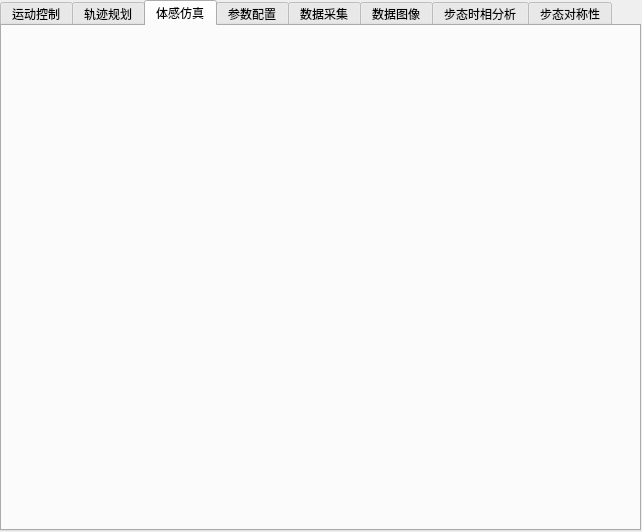
This is BalanceTrainer/BalanceTrainer1/mainwindow.ui in yuanfuaccount/BalanceTrainer as Qt 5 draws it before an edit. The edited form follows.
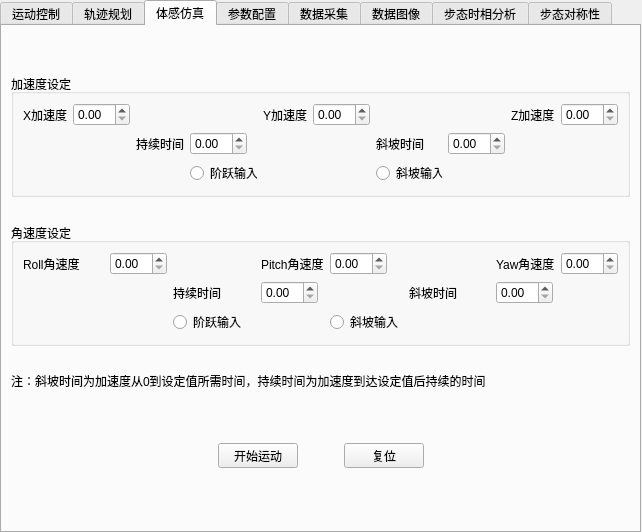
This is the edited form. The open tabs and pages were chosen to show the change.

Diff of the .ui file:
```diff
--- a/BalanceTrainer/BalanceTrainer1/mainwindow.ui
+++ b/BalanceTrainer/BalanceTrainer1/mainwindow.ui
@@ -20,7 +20,7 @@
       <x>0</x>
       <y>0</y>
       <width>641</width>
-      <height>531</height>
+      <height>533</height>
      </rect>
     </property>
     <property name="minimumSize">
@@ -720,6 +720,454 @@
      <attribute name="title">
       <string>体感仿真</string>
      </attribute>
+     <layout class="QVBoxLayout" name="verticalLayout_2">
+      <item>
+       <spacer name="verticalSpacer_5">
+        <property name="orientation">
+         <enum>Qt::Vertical</enum>
+        </property>
+        <property name="sizeHint" stdset="0">
+         <size>
+          <width>20</width>
+          <height>40</height>
+         </size>
+        </property>
+       </spacer>
+      </item>
+      <item>
+       <widget class="QGroupBox" name="groupBox">
+        <property name="sizePolicy">
+         <sizepolicy hsizetype="Preferred" vsizetype="Fixed">
+          <horstretch>0</horstretch>
+          <verstretch>0</verstretch>
+         </sizepolicy>
+        </property>
+        <property name="title">
+         <string>加速度设定</string>
+        </property>
+        <layout class="QGridLayout" name="gridLayout_5">
+         <item row="0" column="11">
+          <widget class="QLabel" name="label_16">
+           <property name="text">
+            <string>Z加速度</string>
+           </property>
+          </widget>
+         </item>
+         <item row="0" column="6">
+          <widget class="QDoubleSpinBox" name="sbAccY">
+           <property name="sizePolicy">
+            <sizepolicy hsizetype="Fixed" vsizetype="Fixed">
+             <horstretch>0</horstretch>
+             <verstretch>0</verstretch>
+            </sizepolicy>
+           </property>
+          </widget>
+         </item>
+         <item row="0" column="12">
+          <widget class="QDoubleSpinBox" name="sbAccZ">
+           <property name="sizePolicy">
+            <sizepolicy hsizetype="Fixed" vsizetype="Fixed">
+             <horstretch>0</horstretch>
+             <verstretch>0</verstretch>
+            </sizepolicy>
+           </property>
+          </widget>
+         </item>
+         <item row="0" column="2">
+          <widget class="QDoubleSpinBox" name="sbAccX">
+           <property name="sizePolicy">
+            <sizepolicy hsizetype="Fixed" vsizetype="Fixed">
+             <horstretch>0</horstretch>
+             <verstretch>0</verstretch>
+            </sizepolicy>
+           </property>
+          </widget>
+         </item>
+         <item row="4" column="7">
+          <widget class="QRadioButton" name="rbtnAccSlope">
+           <property name="text">
+            <string>斜坡输入</string>
+           </property>
+          </widget>
+         </item>
+         <item row="0" column="5">
+          <widget class="QLabel" name="label_15">
+           <property name="text">
+            <string>Y加速度</string>
+           </property>
+          </widget>
+         </item>
+         <item row="0" column="1">
+          <widget class="QLabel" name="label_14">
+           <property name="text">
+            <string>X加速度</string>
+           </property>
+          </widget>
+         </item>
+         <item row="4" column="4">
+          <widget class="QRadioButton" name="rbtnAccStep">
+           <property name="text">
+            <string>阶跃输入</string>
+           </property>
+          </widget>
+         </item>
+         <item row="1" column="8">
+          <widget class="QDoubleSpinBox" name="sbAccSlopeTime">
+           <property name="sizePolicy">
+            <sizepolicy hsizetype="Fixed" vsizetype="Fixed">
+             <horstretch>0</horstretch>
+             <verstretch>0</verstretch>
+            </sizepolicy>
+           </property>
+          </widget>
+         </item>
+         <item row="1" column="3">
+          <widget class="QLabel" name="label_21">
+           <property name="text">
+            <string>持续时间</string>
+           </property>
+          </widget>
+         </item>
+         <item row="1" column="4">
+          <widget class="QDoubleSpinBox" name="sbAccTime">
+           <property name="sizePolicy">
+            <sizepolicy hsizetype="Fixed" vsizetype="Fixed">
+             <horstretch>0</horstretch>
+             <verstretch>0</verstretch>
+            </sizepolicy>
+           </property>
+          </widget>
+         </item>
+         <item row="1" column="7">
+          <widget class="QLabel" name="label_22">
+           <property name="text">
+            <string>斜坡时间</string>
+           </property>
+          </widget>
+         </item>
+        </layout>
+       </widget>
+      </item>
+      <item>
+       <spacer name="verticalSpacer_6">
+        <property name="orientation">
+         <enum>Qt::Vertical</enum>
+        </property>
+        <property name="sizeType">
+         <enum>QSizePolicy::Fixed</enum>
+        </property>
+        <property name="sizeHint" stdset="0">
+         <size>
+          <width>20</width>
+          <height>20</height>
+         </size>
+        </property>
+       </spacer>
+      </item>
+      <item>
+       <widget class="QGroupBox" name="groupBox_2">
+        <property name="sizePolicy">
+         <sizepolicy hsizetype="Preferred" vsizetype="Fixed">
+          <horstretch>0</horstretch>
+          <verstretch>0</verstretch>
+         </sizepolicy>
+        </property>
+        <property name="title">
+         <string>角速度设定</string>
+        </property>
+        <layout class="QGridLayout" name="gridLayout_4">
+         <item row="0" column="1">
+          <widget class="QDoubleSpinBox" name="sbWX">
+           <property name="sizePolicy">
+            <sizepolicy hsizetype="Fixed" vsizetype="Fixed">
+             <horstretch>0</horstretch>
+             <verstretch>0</verstretch>
+            </sizepolicy>
+           </property>
+          </widget>
+         </item>
+         <item row="0" column="0">
+          <widget class="QLabel" name="label_18">
+           <property name="text">
+            <string>Roll角速度</string>
+           </property>
+          </widget>
+         </item>
+         <item row="2" column="5">
+          <widget class="QDoubleSpinBox" name="sbWTime">
+           <property name="sizePolicy">
+            <sizepolicy hsizetype="Fixed" vsizetype="Fixed">
+             <horstretch>0</horstretch>
+             <verstretch>0</verstretch>
+            </sizepolicy>
+           </property>
+          </widget>
+         </item>
+         <item row="2" column="9">
+          <widget class="QDoubleSpinBox" name="sbWSlopeTime">
+           <property name="sizePolicy">
+            <sizepolicy hsizetype="Fixed" vsizetype="Fixed">
+             <horstretch>0</horstretch>
+             <verstretch>0</verstretch>
+            </sizepolicy>
+           </property>
+          </widget>
+         </item>
+         <item row="2" column="4">
+          <widget class="QLabel" name="label_24">
+           <property name="text">
+            <string>持续时间</string>
+           </property>
+          </widget>
+         </item>
+         <item row="0" column="11">
+          <widget class="QDoubleSpinBox" name="sbWZ">
+           <property name="sizePolicy">
+            <sizepolicy hsizetype="Fixed" vsizetype="Fixed">
+             <horstretch>0</horstretch>
+             <verstretch>0</verstretch>
+            </sizepolicy>
+           </property>
+          </widget>
+         </item>
+         <item row="2" column="8">
+          <widget class="QLabel" name="label_25">
+           <property name="text">
+            <string>斜坡时间</string>
+           </property>
+          </widget>
+         </item>
+         <item row="0" column="9">
+          <widget class="QLabel" name="label_23">
+           <property name="text">
+            <string>Yaw角速度</string>
+           </property>
+          </widget>
+         </item>
+         <item row="3" column="4">
+          <widget class="QRadioButton" name="rbtnWStep">
+           <property name="text">
+            <string>阶跃输入</string>
+           </property>
+          </widget>
+         </item>
+         <item row="3" column="7">
+          <widget class="QRadioButton" name="rbtnWSlope">
+           <property name="text">
+            <string>斜坡输入</string>
+           </property>
+          </widget>
+         </item>
+         <item row="0" column="5">
+          <widget class="QLabel" name="label_20">
+           <property name="text">
+            <string>Pitch角速度</string>
+           </property>
+          </widget>
+         </item>
+         <item row="0" column="7">
+          <widget class="QDoubleSpinBox" name="sbWY">
+           <property name="sizePolicy">
+            <sizepolicy hsizetype="Fixed" vsizetype="Fixed">
+             <horstretch>0</horstretch>
+             <verstretch>0</verstretch>
+            </sizepolicy>
+           </property>
+          </widget>
+         </item>
+        </layout>
+       </widget>
+      </item>
+      <item>
+       <spacer name="verticalSpacer_7">
+        <property name="orientation">
+         <enum>Qt::Vertical</enum>
+        </property>
+        <property name="sizeType">
+         <enum>QSizePolicy::Fixed</enum>
+        </property>
+        <property name="sizeHint" stdset="0">
+         <size>
+          <width>20</width>
+          <height>20</height>
+         </size>
+        </property>
+       </spacer>
+      </item>
+      <item>
+       <widget class="QLabel" name="label_19">
+        <property name="sizePolicy">
+         <sizepolicy hsizetype="Preferred" vsizetype="Fixed">
+          <horstretch>0</horstretch>
+          <verstretch>0</verstretch>
+         </sizepolicy>
+        </property>
+        <property name="text">
+         <string>注：斜坡时间为加速度从0到设定值所需时间，持续时间为加速度到达设定值后持续的时间</string>
+        </property>
+       </widget>
+      </item>
+      <item>
+       <spacer name="verticalSpacer_8">
+        <property name="orientation">
+         <enum>Qt::Vertical</enum>
+        </property>
+        <property name="sizeHint" stdset="0">
+         <size>
+          <width>20</width>
+          <height>40</height>
+         </size>
+        </property>
+       </spacer>
+      </item>
+      <item>
+       <widget class="QWidget" name="widget_5" native="true">
+        <property name="sizePolicy">
+         <sizepolicy hsizetype="Preferred" vsizetype="Fixed">
+          <horstretch>0</horstretch>
+          <verstretch>0</verstretch>
+         </sizepolicy>
+        </property>
+        <property name="minimumSize">
+         <size>
+          <width>20</width>
+          <height>20</height>
+         </size>
+        </property>
+        <layout class="QHBoxLayout" name="horizontalLayout_2">
+         <item>
+          <spacer name="horizontalSpacer_6">
+           <property name="orientation">
+            <enum>Qt::Horizontal</enum>
+           </property>
+           <property name="sizeHint" stdset="0">
+            <size>
+             <width>40</width>
+             <height>20</height>
+            </size>
+           </property>
+          </spacer>
+         </item>
+         <item>
+          <widget class="QPushButton" name="pushButton_3">
+           <property name="sizePolicy">
+            <sizepolicy hsizetype="Fixed" vsizetype="Fixed">
+             <horstretch>0</horstretch>
+             <verstretch>0</verstretch>
+            </sizepolicy>
+           </property>
+           <property name="text">
+            <string>开始运动</string>
+           </property>
+          </widget>
+         </item>
+         <item>
+          <spacer name="horizontalSpacer_7">
+           <property name="orientation">
+            <enum>Qt::Horizontal</enum>
+           </property>
+           <property name="sizeType">
+            <enum>QSizePolicy::Fixed</enum>
+           </property>
+           <property name="sizeHint" stdset="0">
+            <size>
+             <width>40</width>
+             <height>20</height>
+            </size>
+           </property>
+          </spacer>
+         </item>
+         <item>
+          <widget class="QPushButton" name="pushButton_4">
+           <property name="sizePolicy">
+            <sizepolicy hsizetype="Fixed" vsizetype="Fixed">
+             <horstretch>0</horstretch>
+             <verstretch>0</verstretch>
+            </sizepolicy>
+           </property>
+           <property name="text">
+            <string>复位</string>
+           </property>
+          </widget>
+         </item>
+         <item>
+          <spacer name="horizontalSpacer_5">
+           <property name="orientation">
+            <enum>Qt::Horizontal</enum>
+           </property>
+           <property name="sizeHint" stdset="0">
+            <size>
+             <width>40</width>
+             <height>20</height>
+            </size>
+           </property>
+          </spacer>
+         </item>
+        </layout>
+       </widget>
+      </item>
+      <item>
+       <spacer name="verticalSpacer_9">
+        <property name="orientation">
+         <enum>Qt::Vertical</enum>
+        </property>
+        <property name="sizeHint" stdset="0">
+         <size>
+          <width>20</width>
+          <height>40</height>
+         </size>
+        </property>
+       </spacer>
+      </item>
+      <item>
+       <widget class="QWidget" name="widget_4" native="true">
+        <property name="sizePolicy">
+         <sizepolicy hsizetype="Preferred" vsizetype="Fixed">
+          <horstretch>0</horstretch>
+          <verstretch>0</verstretch>
+         </sizepolicy>
+        </property>
+        <widget class="QPushButton" name="pushButton">
+         <property name="geometry">
+          <rect>
+           <x>10</x>
+           <y>30</y>
+           <width>80</width>
+           <height>20</height>
+          </rect>
+         </property>
+         <property name="sizePolicy">
+          <sizepolicy hsizetype="Fixed" vsizetype="Fixed">
+           <horstretch>0</horstretch>
+           <verstretch>0</verstretch>
+          </sizepolicy>
+         </property>
+         <property name="text">
+          <string>开始运动</string>
+         </property>
+        </widget>
+        <widget class="QPushButton" name="pushButton_2">
+         <property name="geometry">
+          <rect>
+           <x>160</x>
+           <y>30</y>
+           <width>80</width>
+           <height>20</height>
+          </rect>
+         </property>
+         <property name="sizePolicy">
+          <sizepolicy hsizetype="Fixed" vsizetype="Fixed">
+           <horstretch>0</horstretch>
+           <verstretch>0</verstretch>
+          </sizepolicy>
+         </property>
+         <property name="text">
+          <string>复位</string>
+         </property>
+        </widget>
+       </widget>
+      </item>
+     </layout>
     </widget>
     <widget class="QWidget" name="tabParameter">
      <attribute name="title">
```
Left out of the diff: 28 changed lines with no effect on the pictures.
